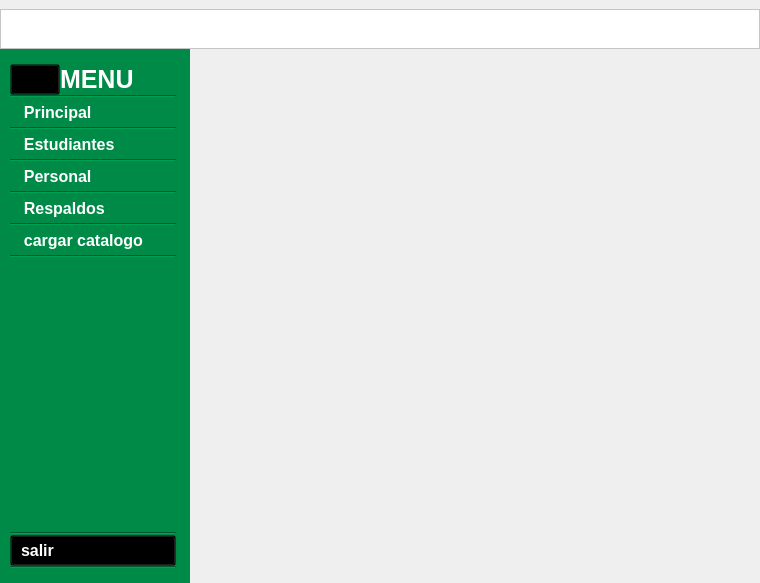
Above: recursos_graficos_y_logicos/elementos_graficos_ui/pantalla_principal.ui from Enmanuel-86/TELA-APP before the change. Below: the same form after it.
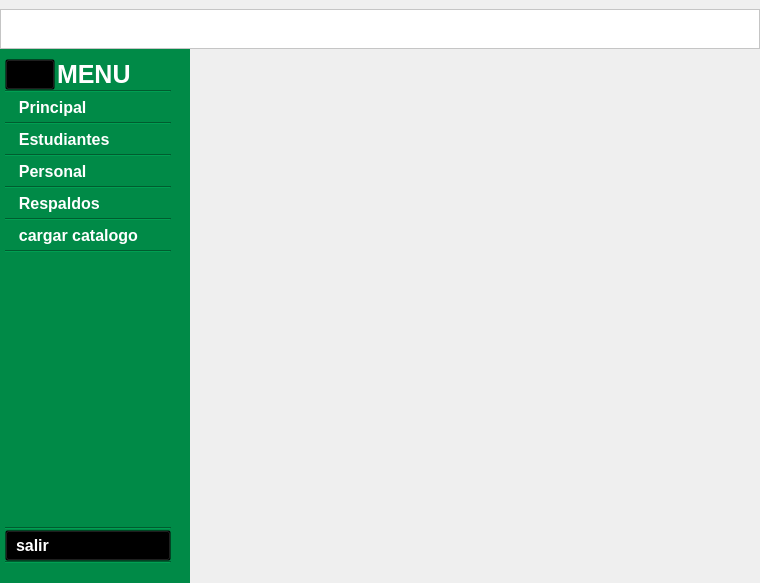
That is the form after the change. Icons and pictures are not drawn.

Commit message: Se modifico el padding para que se viera mejor cuando se minimizara

What changed in the file:
```diff
--- a/recursos_graficos_y_logicos/elementos_graficos_ui/pantalla_principal.ui
+++ b/recursos_graficos_y_logicos/elementos_graficos_ui/pantalla_principal.ui
@@ -227,7 +227,7 @@
 	
 	
 	background-color: rgb(0, 138, 71);
-	padding:5px;
+	padding:0px 5px 0px 0px;
 }</string>
       </property>
       <property name="frameShape">
@@ -245,7 +245,7 @@
          <x>0</x>
          <y>0</y>
          <width>185</width>
-         <height>514</height>
+         <height>524</height>
         </rect>
        </property>
        <layout class="QVBoxLayout" name="verticalLayout">
@@ -300,7 +300,7 @@
              </property>
              <layout class="QHBoxLayout" name="horizontalLayout_2">
               <property name="spacing">
-               <number>0</number>
+               <number>2</number>
               </property>
               <property name="sizeConstraint">
                <enum>QLayout::SetNoConstraint</enum>
```
The commit also changes 1 other file.
